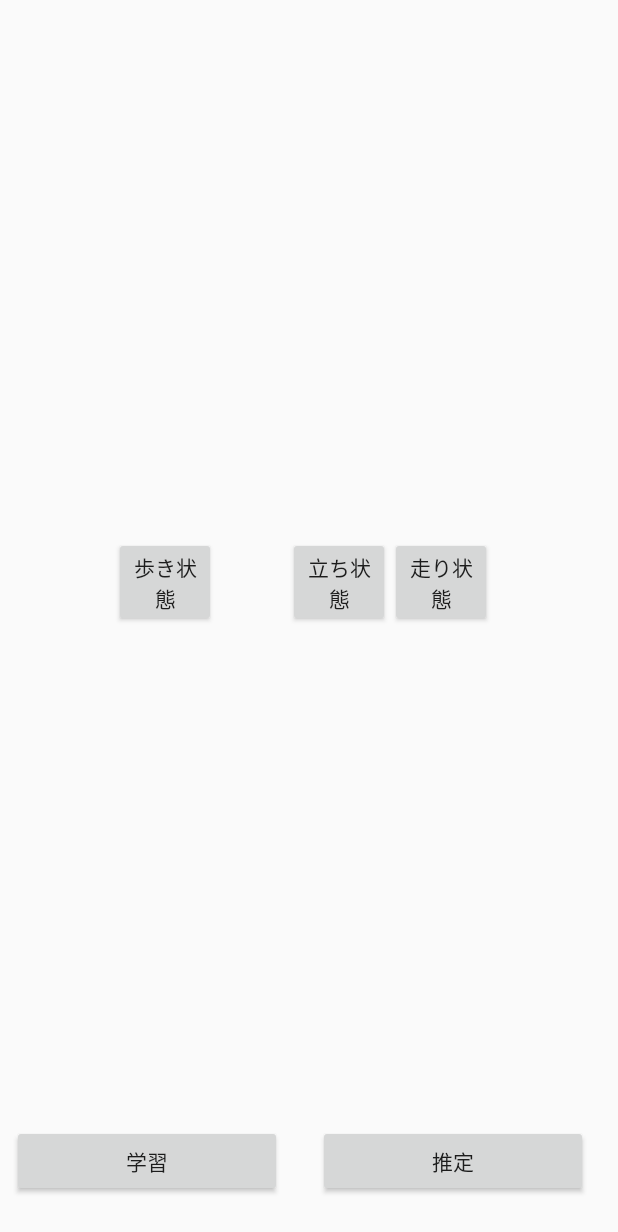
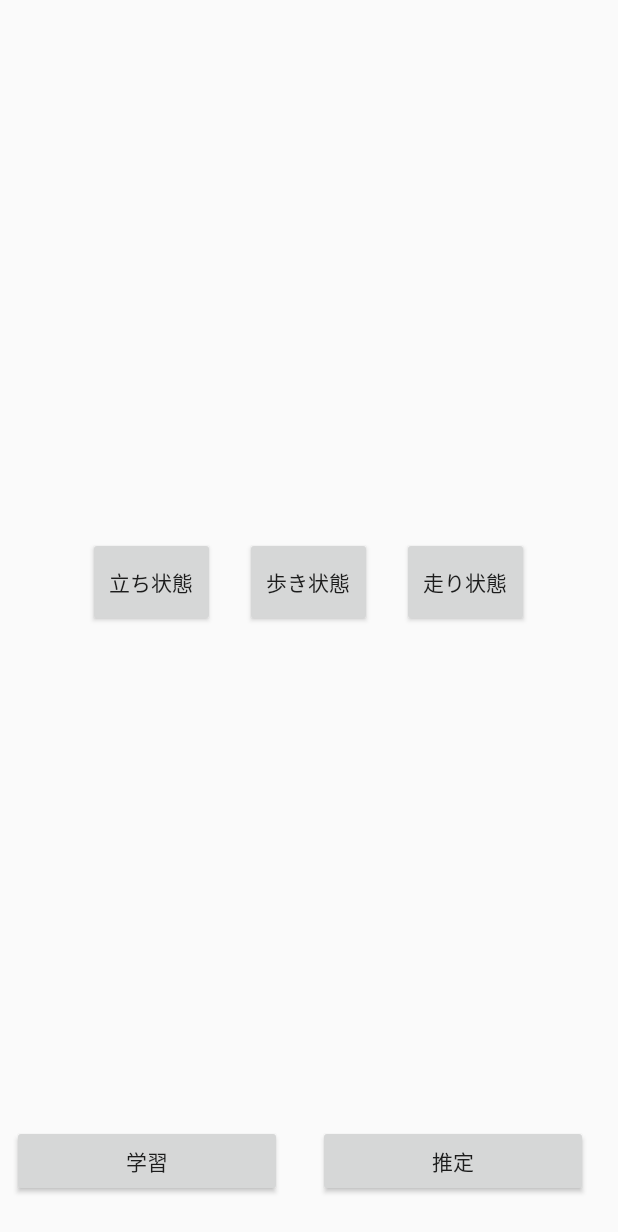
Before and after one commit to Arthur-ubi/pmml-evaluate-android, an Android app: the screen it shows after launch (MainActivity), on a phone screen of 412 x 824 dp. Shown: the top 1232 px of the screen. Run offline under Robolectric (Android 15) with nearby library versions, the phone set to English and light mode, and no system bars; libraries missing offline, so code that uses them is left out: weka.classifiers, weka.classifiers.trees, weka.core, weka.core.converters.

Commit message:
状態ごとのサンプリングボタンの配置を修正

```diff
--- a/app/src/main/res/layout/activity_main.xml
+++ b/app/src/main/res/layout/activity_main.xml
@@ -31,15 +31,26 @@
         android:textSize="18sp" />
 
     <LinearLayout
-        android:layout_width="300dp"
-        android:layout_height="100dp"
+        android:layout_width="350dp"
+        android:layout_height="203dp"
         android:layout_weight="1"
         android:gravity="center_vertical"
         android:orientation="horizontal">
 
         <Button
+            android:id="@+id/button_l_stand"
+            android:layout_width="160dp"
+            android:layout_height="60dp"
+            android:layout_marginBottom="8dp"
+            android:layout_marginLeft="28dp"
+            android:layout_marginStart="28dp"
+            android:layout_marginTop="8dp"
+            android:layout_weight="1"
+            android:text="立ち状態" />
+
+        <Button
             android:id="@+id/button_l_walk"
-            android:layout_width="140dp"
+            android:layout_width="160dp"
             android:layout_height="60dp"
             android:layout_margin="20dp"
             android:layout_marginBottom="4dp"
@@ -53,19 +64,8 @@
             android:textSize="14sp" />
 
         <Button
-            android:id="@+id/button_l_stand"
-            android:layout_width="140dp"
-            android:layout_height="60dp"
-            android:layout_marginBottom="8dp"
-            android:layout_marginLeft="28dp"
-            android:layout_marginStart="28dp"
-            android:layout_marginTop="8dp"
-            android:layout_weight="1"
-            android:text="立ち状態" />
-
-        <Button
             android:id="@+id/button_l_run"
-            android:layout_width="140dp"
+            android:layout_width="160dp"
             android:layout_height="60dp"
             android:layout_marginBottom="8dp"
             android:layout_marginEnd="28dp"
```
